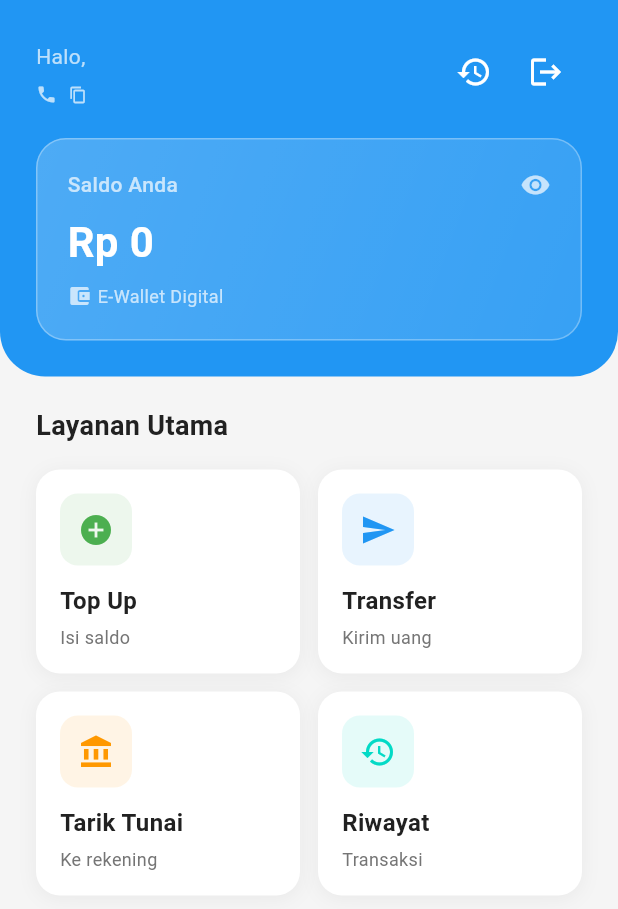
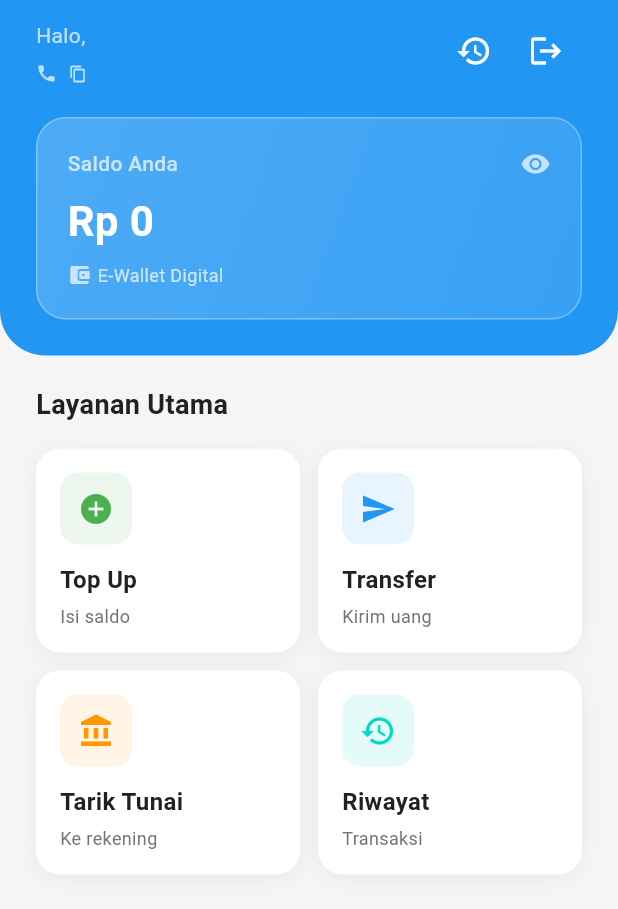
Before and after one commit to Sanjaee/MOBILE-Ewallet-Xendit, a Flutter app: the HomeScreen screen opened by its route, on a phone screen of 412 x 824 dp. Shown: the top 909 px of the screen. Run offline on Flutter 3.47's test engine with Material 3 defaults, Android fonts, the phone set to English and light mode, and no system bars; our stand-ins replace flutter_spinkit, pinput, shared_preferences, webview_flutter; accounts and stored records are empty; network calls fail; Roboto replaces fonts that are missing (Poppins).

Commit message:
update top bar

```diff
--- a/lib/screens/home_screen.dart
+++ b/lib/screens/home_screen.dart
@@ -67,9 +67,16 @@ class _HomeScreenState extends State<HomeScreen> {
 
   @override
   Widget build(BuildContext context) {
+    SystemChrome.setSystemUIOverlayStyle(SystemUiOverlayStyle(
+      statusBarColor: AppColors.primary,
+      statusBarIconBrightness: Brightness.light,
+      statusBarBrightness: Brightness.dark,
+    ));
+
     return Scaffold(
       backgroundColor: AppColors.background,
       body: SafeArea(
+        top: false,
         child: RefreshIndicator(
           onRefresh: _refreshData,
           child: SingleChildScrollView(
@@ -78,7 +85,14 @@ class _HomeScreenState extends State<HomeScreen> {
               children: [
                 // Header
                 Container(
-                  padding: EdgeInsets.all(AppSizes.paddingLarge),
+                  padding: EdgeInsets.only(
+                    top: MediaQuery.of(context)
+                        .padding
+                        .top, // Padding untuk status bar sistem
+                    left: AppSizes.paddingLarge,
+                    right: AppSizes.paddingLarge,
+                    bottom: AppSizes.paddingLarge,
+                  ),
                   decoration: BoxDecoration(
                     color: AppColors.primary,
                     borderRadius: BorderRadius.only(
@@ -88,6 +102,8 @@ class _HomeScreenState extends State<HomeScreen> {
                   ),
                   child: Column(
                     children: [
+                      // TAMBAHKAN RUANG SEDIKIT DI SINI
+                      SizedBox(height: 10.0), // Anda bisa sesuaikan tinggi ini
                       // App Bar
                       Row(
                         mainAxisAlignment: MainAxisAlignment.spaceBetween,
@@ -186,15 +202,11 @@ class _HomeScreenState extends State<HomeScreen> {
                         ],
                       ),
                       SizedBox(height: 20),
-
-                      // Balance Card
                       BalanceCard(),
                     ],
                   ),
                 ),
                 SizedBox(height: 20),
-
-                // Features
                 Padding(
                   padding:
                       EdgeInsets.symmetric(horizontal: AppSizes.paddingLarge),
@@ -290,8 +302,6 @@ class _HomeScreenState extends State<HomeScreen> {
                   ),
                 ),
                 SizedBox(height: 30),
-
-                // Recent Transactions
                 Consumer<WalletProvider>(
                   builder: (context, walletProvider, child) {
                     if (walletProvider.transactions.isEmpty) {
--- a/lib/utils/constants.dart
+++ b/lib/utils/constants.dart
@@ -21,10 +21,7 @@ class AppSizes {
 }
 
 class ApiEndpoints {
-  static const String baseUrl =
-      'https://be-ewallet-xendit-xkzb.vercel.app'; // Android emulator
-  // static const String baseUrl = 'http://localhost:3000/api'; // iOS simulator
-  // static const String baseUrl = 'https://your-production-url.com/api'; // Production
+  static const String baseUrl = 'https://be-ewallet-xendit-xkzb.vercel.app';
 }
 
 class PaymentMethods {
```
